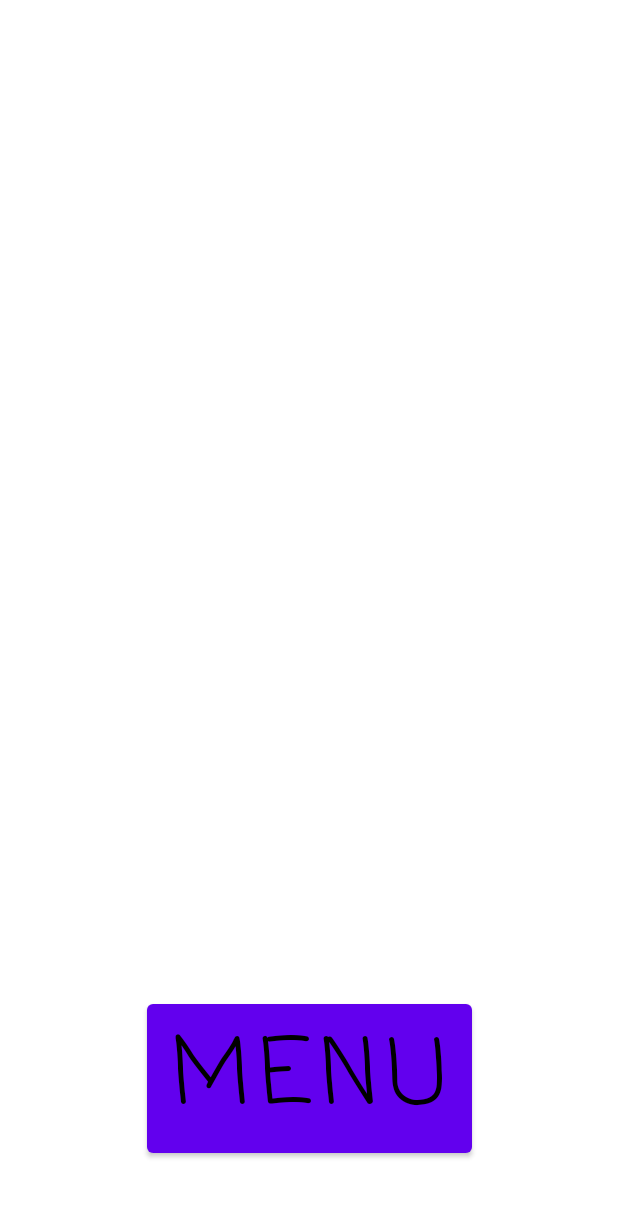
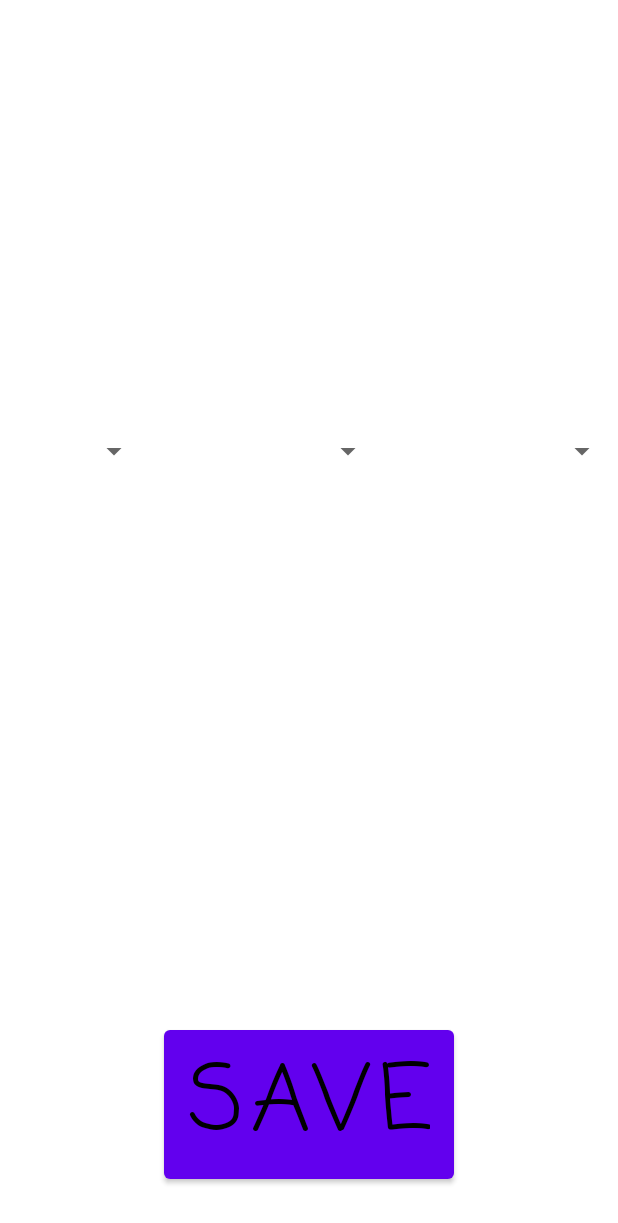
Before and after one commit to twadeclark/TimesTheTimesTables, an Android app: the layout activity_game.xml on its own in the app's theme, with its tools: preview values and no code run, on a phone screen of 412 x 824 dp. Shown: the top 1223 px of the screen. Run offline under Robolectric (Android 15) with nearby library versions, the phone set to English and light mode, and no system bars.

Commit message:
Interim check in. Saves best time.

```diff
--- a/app/src/main/java/com/example/timesthetimestables/GameType.java
+++ b/app/src/main/java/com/example/timesthetimestables/GameType.java
@@ -4,5 +4,6 @@ public enum GameType {
     EASYPEASY,
     SQUARESBEARS,
     CENTURY,
-    ULTIMATECHALLENGE
+    ULTIMATECHALLENGE,
+    LULUMODE
 }
--- a/app/src/main/java/com/example/timesthetimestables/MainActivity.java
+++ b/app/src/main/java/com/example/timesthetimestables/MainActivity.java
@@ -18,6 +18,7 @@ public class MainActivity extends AppCompatActivity {
     private Button squaresBearsButton;
     private Button centuryButton;
     private Button ultimateChallengeButton;
+    private Button luluModeButton;
     private TextView whatTextView;
     private TextView bangTextView;
 
@@ -37,7 +38,7 @@ public class MainActivity extends AppCompatActivity {
         centuryButton = (Button) findViewById(R.id.centuryButton);
         centuryButton.setOnClickListener(view -> startClick(GameType.CENTURY));
 
-        ultimateChallengeButton = (Button) findViewById(R.id.menuButton);
+        ultimateChallengeButton = (Button) findViewById(R.id.ultimateChallengeButton);
         ultimateChallengeButton.setOnClickListener(view -> startClick(GameType.ULTIMATECHALLENGE));
 
         whatTextView = (TextView) findViewById(R.id.whatTextView);
@@ -45,6 +46,9 @@ public class MainActivity extends AppCompatActivity {
 
         bangTextView = (TextView) findViewById(R.id.bangTextView);
         bangTextView.setOnClickListener(view -> bangTextViewClick());
+
+        luluModeButton = (Button) findViewById(R.id.luluModeButton);
+        luluModeButton.setOnClickListener(view -> startClick(GameType.LULUMODE));
 
     }
 
--- a/app/src/main/res/layout/activity_game.xml
+++ b/app/src/main/res/layout/activity_game.xml
@@ -40,19 +40,17 @@
         app:layout_constraintVertical_bias="0.04000002" />
 
     <Button
-        android:id="@+id/menuButton"
+        android:id="@+id/saveOrMenuButton"
         android:layout_width="wrap_content"
         android:layout_height="wrap_content"
-        android:layout_marginTop="35dp"
+        android:layout_marginBottom="32dp"
         android:fontFamily="casual"
-        android:text="menu"
+        android:text="SAVE"
         android:textColor="@color/black"
         android:textSize="60sp"
         app:layout_constraintBottom_toBottomOf="parent"
         app:layout_constraintEnd_toEndOf="parent"
-        app:layout_constraintStart_toStartOf="parent"
-        app:layout_constraintTop_toBottomOf="@+id/gameOverDetailsMsg"
-        app:layout_constraintVertical_bias="0.9" />
+        app:layout_constraintStart_toStartOf="parent" />
 
     <TextView
         android:id="@+id/equation"
@@ -137,4 +135,33 @@
         app:layout_constraintTop_toTopOf="parent"
         app:layout_constraintVertical_bias="0.974" />
 
+    <Spinner
+        android:id="@+id/spinner1"
+        android:layout_width="100dp"
+        android:layout_height="100dp"
+        android:layout_marginBottom="16dp"
+        android:contentDescription="A"
+        app:layout_constraintBottom_toTopOf="@+id/equation"
+        app:layout_constraintStart_toStartOf="parent" />
+
+    <Spinner
+        android:id="@+id/spinner2"
+        android:layout_width="100dp"
+        android:layout_height="100dp"
+        android:layout_marginBottom="16dp"
+        android:contentDescription="B"
+        app:layout_constraintBottom_toTopOf="@+id/equation"
+        app:layout_constraintEnd_toEndOf="parent"
+        app:layout_constraintStart_toStartOf="parent" />
+
+    <Spinner
+        android:id="@+id/spinner3"
+        android:layout_width="100dp"
+        android:layout_height="100dp"
+        android:layout_marginBottom="16dp"
+        android:contentDescription="C"
+        android:scrollbars="none"
+        app:layout_constraintBottom_toTopOf="@+id/equation"
+        app:layout_constraintEnd_toEndOf="parent" />
+
 </androidx.constraintlayout.widget.ConstraintLayout>
```
Also changed, not shown: app/src/main/java/com/example/timesthetimestables/GameActivity.java (+69 -38 lines), app/src/main/res/layout/activity_main.xml (+61 -46 lines), app/src/main/res/layout/my_spinner.xml (added, +15 -0 lines).
